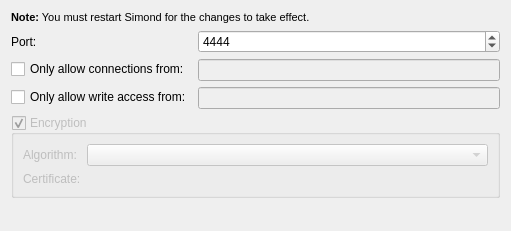
Above: simond/src/config/simondnetworkconfiguration.ui from KDE/simon before the change. Below: the same form after it.
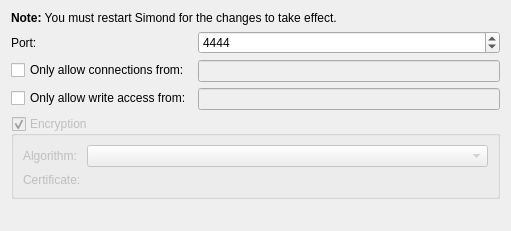
That is the form after the change. Custom widgets are drawn as their Qt base class.

Commit message: Removing all hardcoded font families from HTML strings

The edit to the form file:
```diff
--- a/simond/src/config/simondnetworkconfiguration.ui
+++ b/simond/src/config/simondnetworkconfiguration.ui
@@ -20,8 +20,8 @@
       <string>&lt;!DOCTYPE HTML PUBLIC &quot;-//W3C//DTD HTML 4.0//EN&quot; &quot;http://www.w3.org/TR/REC-html40/strict.dtd&quot;&gt;
 &lt;html&gt;&lt;head&gt;&lt;meta name=&quot;qrichtext&quot; content=&quot;1&quot; /&gt;&lt;style type=&quot;text/css&quot;&gt;
 p, li { white-space: pre-wrap; }
-&lt;/style&gt;&lt;/head&gt;&lt;body style=&quot; font-family:'DejaVu Sans'; font-size:8pt; font-weight:400; font-style:normal;&quot;&gt;
-&lt;p style=&quot; margin-top:0px; margin-bottom:0px; margin-left:0px; margin-right:0px; -qt-block-indent:0; text-indent:0px;&quot;&gt;&lt;span style=&quot; font-family:'Bitstream Vera Sans'; font-weight:600;&quot;&gt;Note:&lt;/span&gt;&lt;span style=&quot; font-family:'Bitstream Vera Sans';&quot;&gt; You must restart Simond for the changes to take effect.&lt;/span&gt;&lt;/p&gt;&lt;/body&gt;&lt;/html&gt;</string>
+&lt;/style&gt;&lt;/head&gt;&lt;body&gt;
+&lt;p style=&quot; margin-top:0px; margin-bottom:0px; margin-left:0px; margin-right:0px; -qt-block-indent:0; text-indent:0px;&quot;&gt;&lt;span style=&quot; font-weight:600;&quot;&gt;Note:&lt;/span&gt; You must restart Simond for the changes to take effect.&lt;/p&gt;&lt;/body&gt;&lt;/html&gt;</string>
      </property>
      <property name="wordWrap">
       <bool>true</bool>
```
The commit also changes 5 other files.
